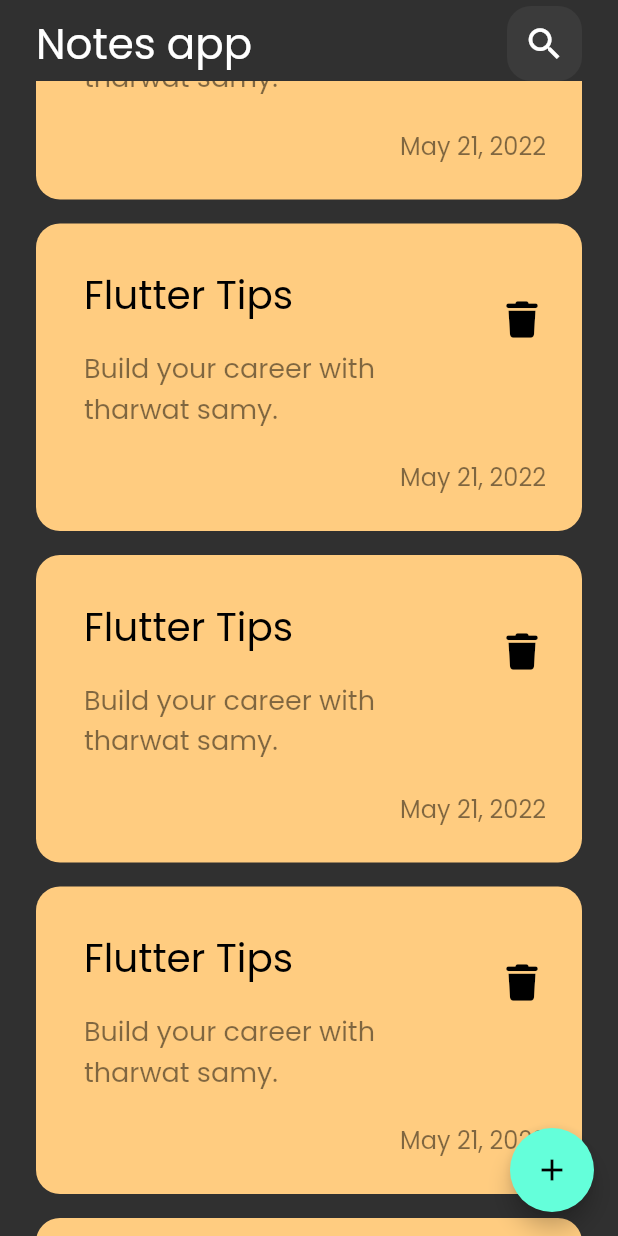
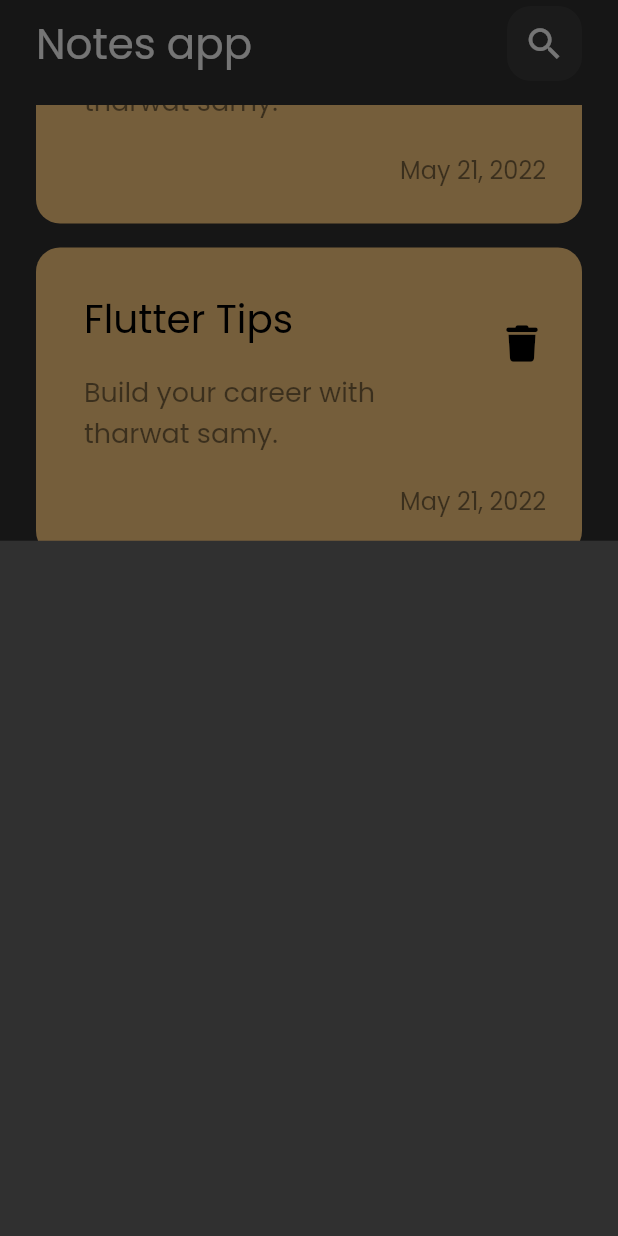
Before and after one commit to MohammedGhazaly/notes_app, a Flutter app: the screen it shows after launch, scrolled down 576 dp, after a tap on the "add" icon, on a phone screen of 412 x 824 dp. Run offline on Flutter 3.47's test engine with Material 2 defaults, Android fonts, the phone set to English and light mode, and no system bars; our stand-ins replace font_awesome_flutter.

Commit message:
create bottom sheet widget

```diff
--- a/lib/views/notes_view.dart
+++ b/lib/views/notes_view.dart
@@ -1,6 +1,7 @@
 import 'package:flutter/material.dart';
 import 'package:flutter/src/widgets/framework.dart';
 import 'package:flutter/src/widgets/placeholder.dart';
+import 'package:notes_app/views/widgets/add_note_bottom_sheet_widget.dart';
 import 'package:notes_app/views/widgets/notes_view_body.dart';
 
 class NotesView extends StatelessWidget {
@@ -11,7 +12,13 @@ class NotesView extends StatelessWidget {
     return Scaffold(
       body: NotesViewBody(),
       floatingActionButton: FloatingActionButton(
-        onPressed: () {},
+        onPressed: () {
+          showModalBottomSheet(
+              context: context,
+              builder: (context) {
+                return AddNoteBottomSheet();
+              });
+        },
         child: Icon(Icons.add),
       ),
     );
--- /dev/null
+++ b/lib/views/widgets/add_note_bottom_sheet_widget.dart
@@ -0,0 +1,10 @@
+import 'package:flutter/material.dart';
+
+class AddNoteBottomSheet extends StatelessWidget {
+  const AddNoteBottomSheet({super.key});
+
+  @override
+  Widget build(BuildContext context) {
+    return Container();
+  }
+}
--- a/lib/views/widgets/note_item_list_view_widget.dart
+++ b/lib/views/widgets/note_item_list_view_widget.dart
@@ -6,11 +6,16 @@ class NotesListView extends StatelessWidget {
   // final data = const [];
   @override
   Widget build(BuildContext context) {
-    return ListView.builder(itemBuilder: (context, index) {
-      return const Padding(
-        padding: const EdgeInsets.symmetric(vertical: 8),
-        child: NoteItem(),
-      );
-    });
+    return Padding(
+      padding: const EdgeInsets.symmetric(vertical: 16),
+      child: ListView.builder(
+          padding: EdgeInsets.zero,
+          itemBuilder: (context, index) {
+            return const Padding(
+              padding: const EdgeInsets.symmetric(vertical: 8),
+              child: NoteItem(),
+            );
+          }),
+    );
   }
 }
```
